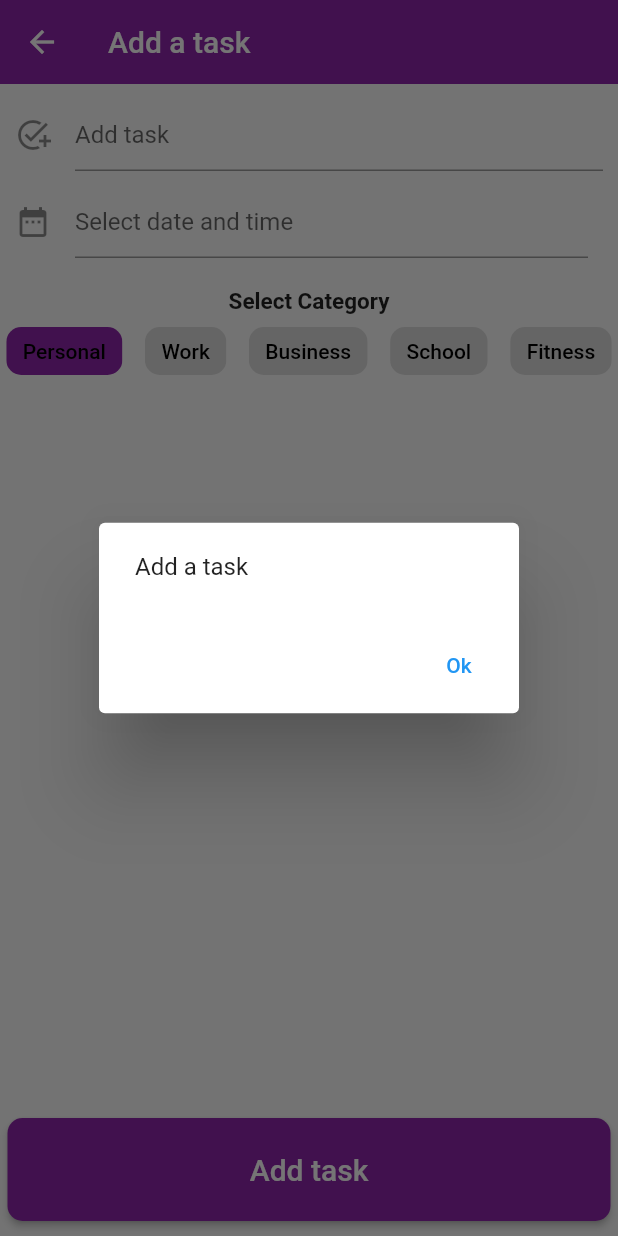
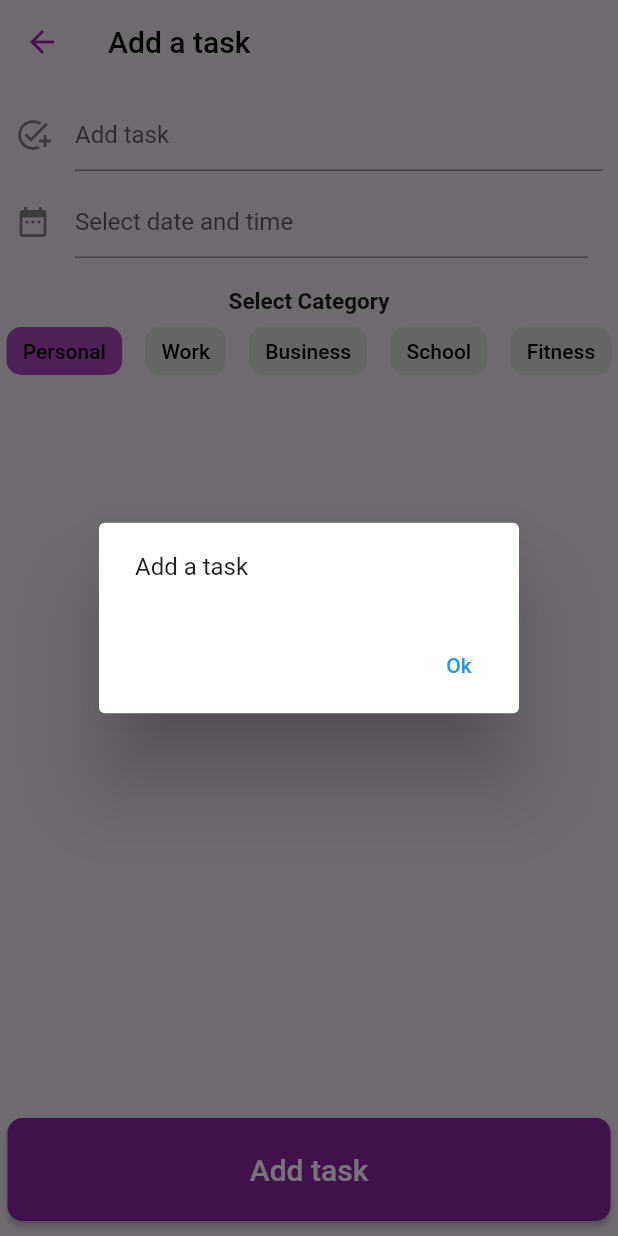
Before and after one commit to mustapha-amin/todo_app, a Flutter app: the AddTask screen opened by its route, after a tap on "Add task", on a phone screen of 412 x 824 dp. Run offline on Flutter 3.47's test engine with Material 2 defaults, Android fonts, the phone set to English and light mode, and no system bars; drawn by our look-alikes of date_time_picker; our stand-ins replace flutter_local_notifications, hive, hive_flutter; accounts and stored records are empty.

Commit message:
Done editing

```diff
--- a/lib/main.dart
+++ b/lib/main.dart
@@ -26,7 +26,6 @@ void main() async {
   runApp(
     MaterialApp(
       debugShowCheckedModeBanner: false,
-
       home: HomeScreen(),
       routes: {
         '/categories': (context) => CategoriesPage(),
--- a/lib/screens/add_task.dart
+++ b/lib/screens/add_task.dart
@@ -64,10 +64,15 @@ class _AddTaskState extends State<AddTask> {
   @override
   Widget build(BuildContext context) {
     return Scaffold(
+      backgroundColor: Colors.purple[50],
       appBar: AppBar(
         elevation: 0,
-        backgroundColor: Colors.purple[600],
-        title: const Text("Add a task"),
+        backgroundColor: Colors.purple[50],
+        foregroundColor: Colors.purple[500],
+        title: const Text(
+          "Add a task",
+          style: TextStyle(color: Colors.black),
+        ),
       ),
       resizeToAvoidBottomInset: false,
       body: Column(
@@ -82,6 +87,7 @@ class _AddTaskState extends State<AddTask> {
                 child: TextField(
                   cursorColor: Colors.purple,
                   controller: _controller1,
+
                   maxLines: 1,
                   decoration: const InputDecoration(
                       hintText: "Add task", icon: Icon(Icons.add_task)),
@@ -113,7 +119,7 @@ class _AddTaskState extends State<AddTask> {
                         labelPadding: const EdgeInsets.only(left: 7, right: 7),
                         shape: RoundedRectangleBorder(
                             borderRadius: BorderRadius.circular(10)),
-                        selectedColor: Colors.purple[600],
+                        selectedColor: Colors.purple[400],
                         label: Text(
                           category,
                           style: const TextStyle(color: Colors.black),
--- a/lib/screens/categories.dart
+++ b/lib/screens/categories.dart
@@ -38,11 +38,13 @@ class _CategoriesPageState extends State<CategoriesPage> {
   @override
   Widget build(BuildContext context) {
     return Scaffold(
+      backgroundColor: Colors.purple[50],
       appBar: AppBar(
         elevation: 0,
         title: const Text("Categories"),
         centerTitle: true,
-        backgroundColor: Colors.purple,
+        backgroundColor: Colors.purple[50],
+        foregroundColor: Colors.purple[500],
       ),
       body: ListView.builder(
         itemCount: categories.length,
--- a/lib/screens/overdue.dart
+++ b/lib/screens/overdue.dart
@@ -24,6 +24,7 @@ class _OverduePageState extends State<OverduePage> {
           overdue.add(todo);
         }
       });
+
     });
     super.initState();
   }
@@ -31,9 +32,11 @@ class _OverduePageState extends State<OverduePage> {
   @override
   Widget build(BuildContext context) {
     return Scaffold(
+      backgroundColor: Colors.purple[50],
       appBar: AppBar(
         title: const Text("Overdue tasks"),
-        backgroundColor: Colors.purple,
+        backgroundColor: Colors.purple[50],
+        foregroundColor: Colors.purple[500],
         elevation: 0,
       ),
       body: overdue.isEmpty
--- a/lib/screens/todoview.dart
+++ b/lib/screens/todoview.dart
@@ -30,12 +30,13 @@ class _TodoViewerState extends State<TodoViewer> {
   @override
   Widget build(BuildContext context) {
     return Scaffold(
+      backgroundColor: Colors.purple[50],
       appBar: AppBar(
           title: Text(todos!.todoCategory,
               style: const TextStyle(fontWeight: FontWeight.bold)),
           elevation: 0,
-          backgroundColor: Colors.white,
-          foregroundColor: Colors.black,
+          backgroundColor: Colors.purple[50],
+          foregroundColor: Colors.purple,
           centerTitle: true),
       body: taskList.isEmpty
           ? const Center(
--- a/lib/shared/drawer.dart
+++ b/lib/shared/drawer.dart
@@ -11,7 +11,7 @@ class MyDrawer extends StatefulWidget {
 class _MyDrawerState extends State<MyDrawer> {
   bool switchSelected = false;
   String aboutText =
-      """Et voluptate labore esse laboris dolor. ipsum sit do. Exercitation qui duis incididunt aliqua sunt nostrud amet enim excepteur. Sit dolore mollit ullamco culpa Lorem consequat commodo ad ullamco labore dolore. Ut anim voluptate magna proident excepteur.
+      """A simple todo app developed by mustapha
 """;
   @override
   Widget build(BuildContext context) {
```
Also changed, not shown: lib/screens/home.dart (+4 -3 lines).
